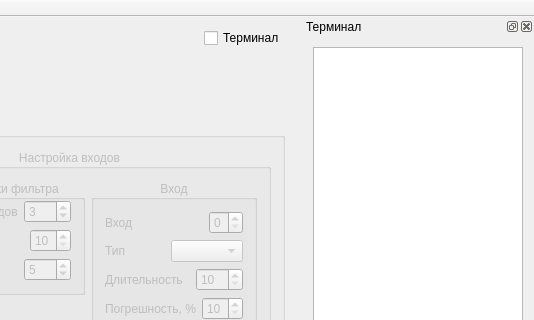
This is mainwindow.ui in vlarry/emulator as Qt 5 draws it before an edit; both pictures show x 523 to 1057 and y 0 to 320 of the 1057 by 770 pixel window. The edited form follows.
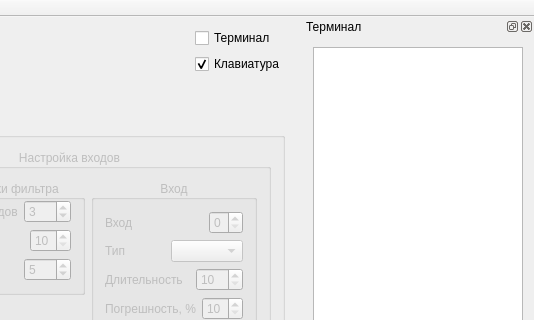
This is the edited form. Icons and pictures are not drawn. Custom widgets are drawn as their Qt base class.

What changed in the file:
```diff
--- a/mainwindow.ui
+++ b/mainwindow.ui
@@ -158,6 +158,16 @@
           </property>
          </widget>
         </item>
+        <item>
+         <widget class="QCheckBox" name="cbKeyboard">
+          <property name="text">
+           <string>Клавиатура</string>
+          </property>
+          <property name="checked">
+           <bool>true</bool>
+          </property>
+         </widget>
+        </item>
         <item>
          <spacer name="verticalSpacer_3">
           <property name="orientation">
```
